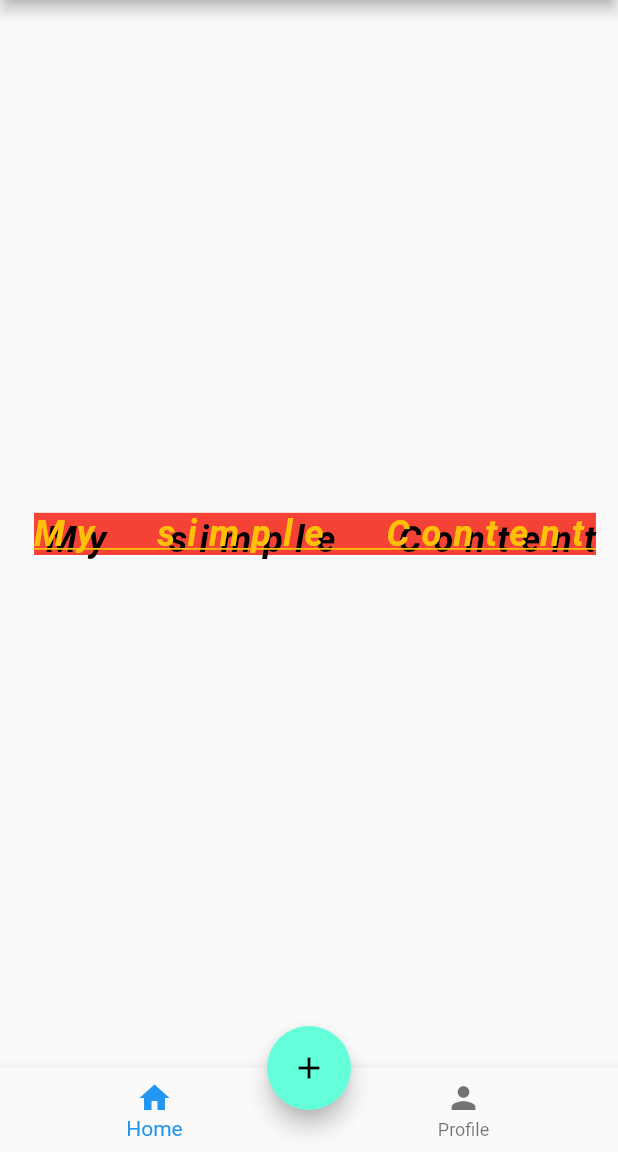
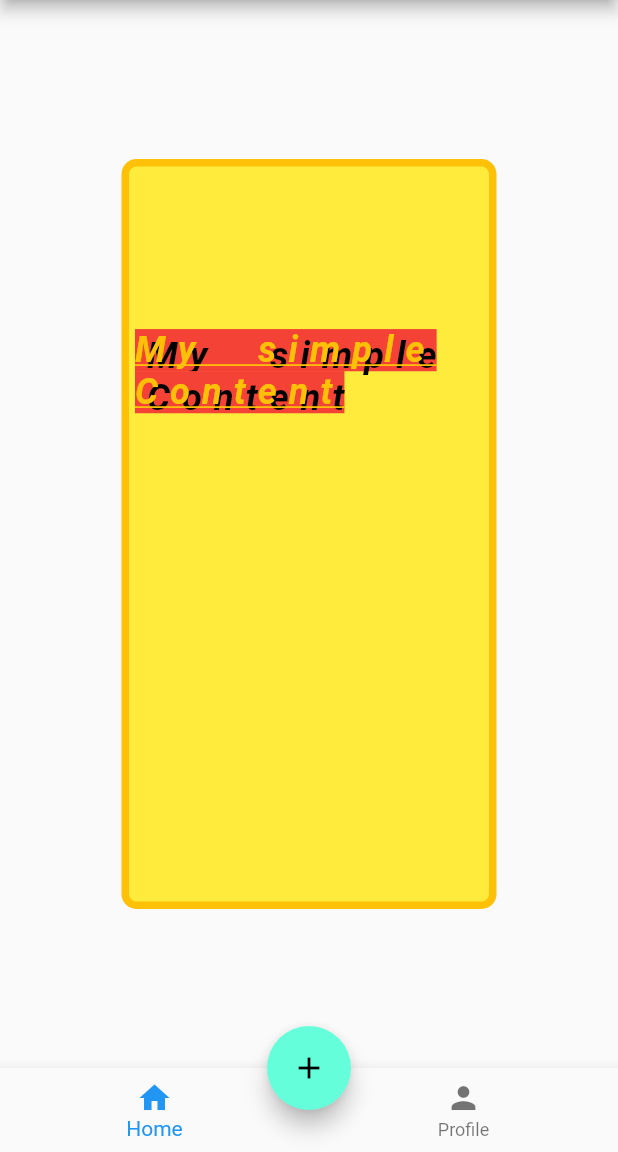
Before and after one commit to CodeWithThiru/FlutterLearning, a Flutter app: the screen it shows after launch, on a phone screen of 412 x 824 dp, the part 84-1236 px from its top. Run offline on Flutter 3.47's test engine with Material 2 defaults, Android fonts, the phone set to English and light mode, and no system bars.

Commit message:
Container Updates

```diff
--- a/lib/home.dart
+++ b/lib/home.dart
@@ -4,6 +4,14 @@ class HomePage extends StatelessWidget {
   @override
   Widget build(BuildContext context) {
     return Center(
+      child: Container(
+        width: 250,
+        height: 500,
+        alignment: Alignment(0.0, -0.5),
+        decoration: BoxDecoration(
+            color: Colors.yellow,
+            border: Border.all(width: 5, color: Colors.amber),
+            borderRadius: BorderRadius.circular(10)),
         child: Text(
           "My simple Content",
           style: TextStyle(
@@ -17,6 +25,7 @@ class HomePage extends StatelessWidget {
               letterSpacing: 8,
               shadows: [Shadow(color: Colors.black, offset: Offset(8, 4))]),
         ),
+      ),
     );
   }
 }
```
Lines whose indentation alone changed are shown as unchanged.
